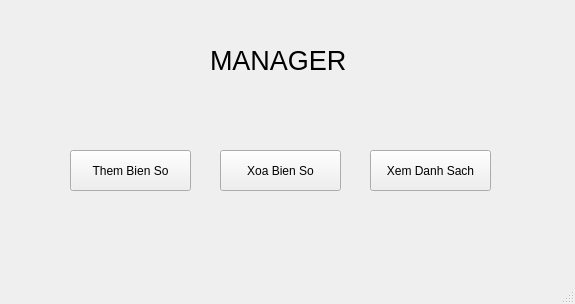
First picture: the form in main.ui, repository tuyen1601/manager_app, before the edit.
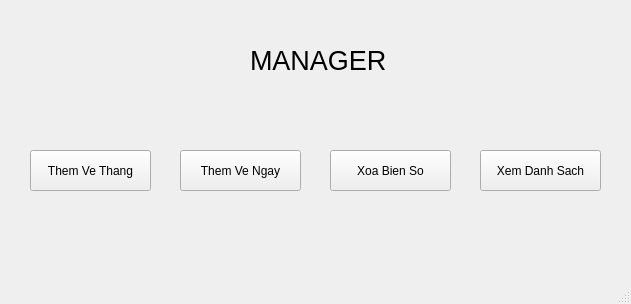
Second picture: the form after the edit.

The edit to the form file:
```diff
--- a/main.ui
+++ b/main.ui
@@ -6,7 +6,7 @@
    <rect>
     <x>0</x>
     <y>0</y>
-    <width>575</width>
+    <width>631</width>
     <height>304</height>
    </rect>
   </property>
@@ -17,7 +17,7 @@
    <widget class="QLabel" name="label">
     <property name="geometry">
      <rect>
-      <x>210</x>
+      <x>250</x>
       <y>40</y>
       <width>141</width>
       <height>41</height>
@@ -35,20 +35,20 @@
    <widget class="QPushButton" name="btnAdd">
     <property name="geometry">
      <rect>
-      <x>70</x>
+      <x>30</x>
       <y>150</y>
       <width>121</width>
       <height>41</height>
      </rect>
     </property>
     <property name="text">
-     <string>Them Bien So</string>
+     <string>Them Ve Thang</string>
     </property>
    </widget>
    <widget class="QPushButton" name="btnDelete">
     <property name="geometry">
      <rect>
-      <x>220</x>
+      <x>330</x>
       <y>150</y>
       <width>121</width>
       <height>41</height>
@@ -61,7 +61,7 @@
    <widget class="QPushButton" name="btnCheckList">
     <property name="geometry">
      <rect>
-      <x>370</x>
+      <x>480</x>
       <y>150</y>
       <width>121</width>
       <height>41</height>
@@ -71,6 +71,19 @@
      <string>Xem Danh Sach</string>
     </property>
    </widget>
+   <widget class="QPushButton" name="btnAddDay">
+    <property name="geometry">
+     <rect>
+      <x>180</x>
+      <y>150</y>
+      <width>121</width>
+      <height>41</height>
+     </rect>
+    </property>
+    <property name="text">
+     <string>Them Ve Ngay</string>
+    </property>
+   </widget>
   </widget>
   <widget class="QMenuBar" name="menubar">
    <property name="geometry">
```
Left out of the diff: 4 changed lines with no effect on the pictures.
